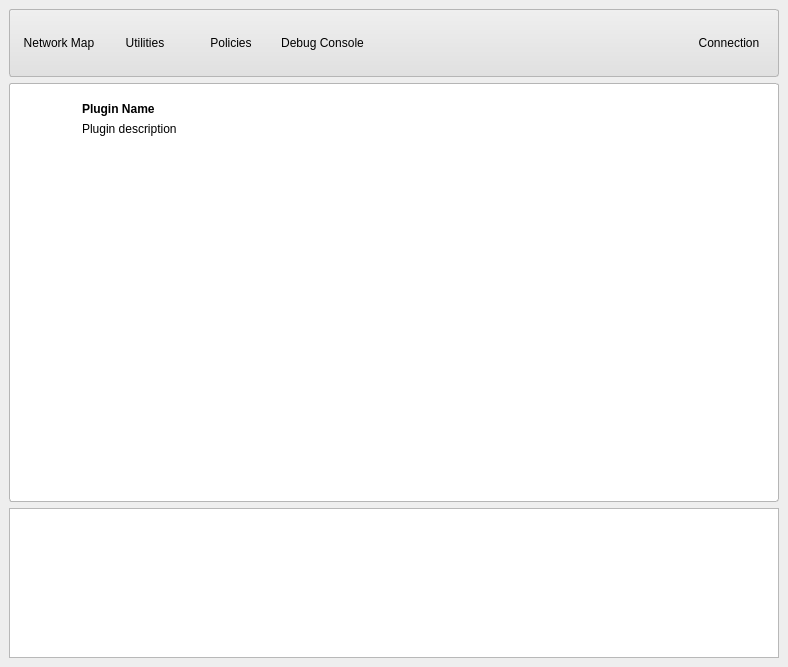
pars-linux/uludag, file ahenk/lider/formmain.ui: the form before one commit.
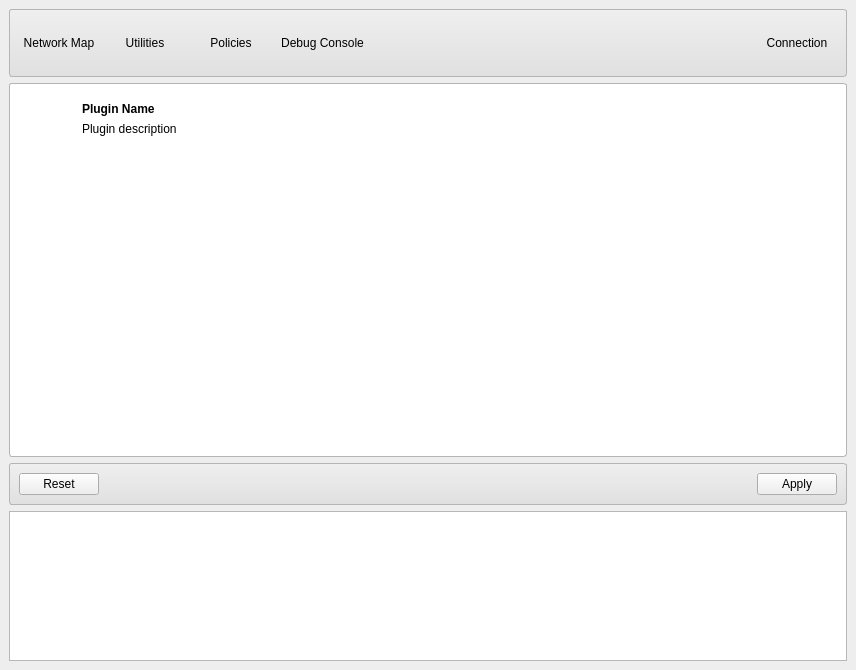
The form after the commit. Icons and pictures are not drawn.

Commit message: Reset button for reverting changes in policy window

What changed in the file:
```diff
--- a/ahenk/lider/formmain.ui
+++ b/ahenk/lider/formmain.ui
@@ -6,8 +6,8 @@
    <rect>
     <x>0</x>
     <y>0</y>
-    <width>788</width>
-    <height>667</height>
+    <width>856</width>
+    <height>670</height>
    </rect>
   </property>
   <property name="windowTitle">
@@ -58,6 +58,12 @@
 	color: #333;
 }
 
+#frameButtons {
+	border-radius: 3px;
+	border: 1px solid #b5b5b5;
+	background: qlineargradient(spread:pad, x1:0, y1:1, x2:0, y2:0, stop:0 #e0e0e0, stop:1 #efefef);
+}
+
 #frameTarget {
 	border-radius: 3px;
 	border: 1px solid #b5b5b5;
@@ -483,6 +489,53 @@
         </layout>
        </widget>
       </item>
+      <item row="2" column="0">
+       <widget class="QFrame" name="frameButtons">
+        <property name="frameShape">
+         <enum>QFrame::StyledPanel</enum>
+        </property>
+        <property name="frameShadow">
+         <enum>QFrame::Raised</enum>
+        </property>
+        <layout class="QGridLayout" name="gridLayout_3">
+         <item row="0" column="0">
+          <widget class="QPushButton" name="pushReset">
+           <property name="text">
+            <string>Reset</string>
+           </property>
+           <property name="icon">
+            <iconset resource="data.qrc">
+             <normaloff>:/icons/reset32.png</normaloff>:/icons/reset32.png</iconset>
+           </property>
+          </widget>
+         </item>
+         <item row="0" column="1">
+          <spacer name="horizontalSpacer_2">
+           <property name="orientation">
+            <enum>Qt::Horizontal</enum>
+           </property>
+           <property name="sizeHint" stdset="0">
+            <size>
+             <width>40</width>
+             <height>20</height>
+            </size>
+           </property>
+          </spacer>
+         </item>
+         <item row="0" column="2">
+          <widget class="QPushButton" name="pushApply">
+           <property name="text">
+            <string>Apply</string>
+           </property>
+           <property name="icon">
+            <iconset resource="data.qrc">
+             <normaloff>:/icons/apply32.png</normaloff>:/icons/apply32.png</iconset>
+           </property>
+          </widget>
+         </item>
+        </layout>
+       </widget>
+      </item>
      </layout>
     </widget>
    </item>
```
The commit also changes 5 other files.
